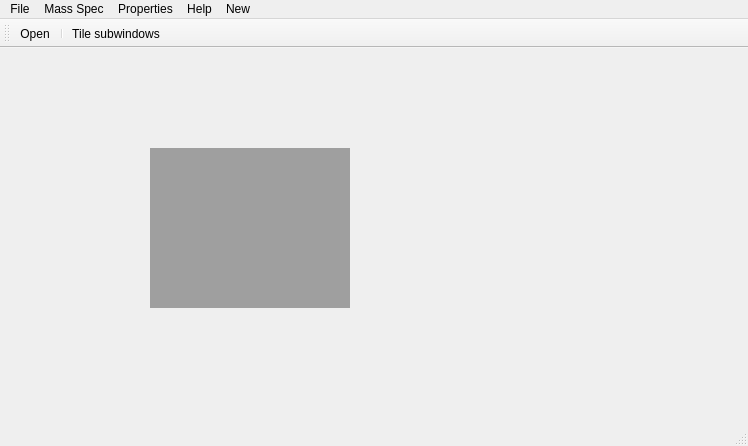
The window that mainwindow.ui (AlexChudinov/processRikenData) describes before a commit, drawn with Qt 5.
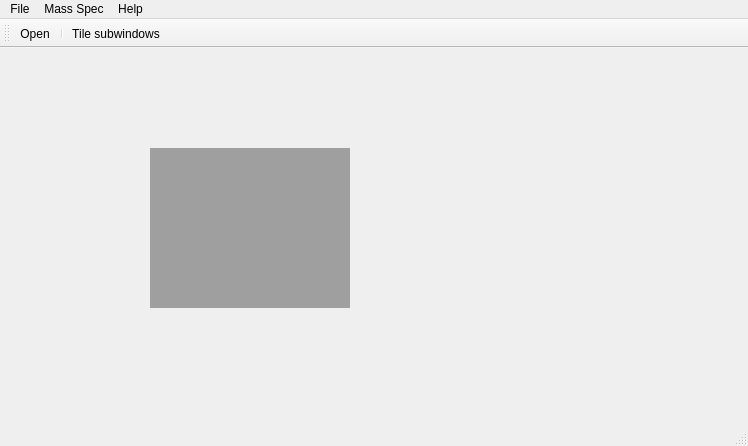
The same window after the commit. Icons and pictures are not drawn.

```diff
--- a/mainwindow.ui
+++ b/mainwindow.ui
@@ -42,14 +42,7 @@
     <property name="title">
      <string>File</string>
     </property>
-    <addaction name="actionOpenRikenDataFile"/>
-   </widget>
-   <widget class="QMenu" name="menuProperties">
-    <property name="title">
-     <string>Properties</string>
-    </property>
-    <addaction name="actionShowDataHeader"/>
-    <addaction name="actionShowDataProperties"/>
+    <addaction name="actionOpenDataFile"/>
    </widget>
    <widget class="QMenu" name="menuMass_Spec">
     <property name="title">
@@ -65,17 +58,9 @@
     <addaction name="actionCredits"/>
     <addaction name="actionAbout"/>
    </widget>
-   <widget class="QMenu" name="menuNew">
-    <property name="title">
-     <string>New</string>
-    </property>
-    <addaction name="actionnewFileOpen"/>
-   </widget>
    <addaction name="menuFile"/>
    <addaction name="menuMass_Spec"/>
-   <addaction name="menuProperties"/>
    <addaction name="menuAbout"/>
-   <addaction name="menuNew"/>
   </widget>
   <widget class="QToolBar" name="mainToolBar">
    <attribute name="toolBarArea">
```
Left out of the diff: 43 changed lines with no effect on the pictures.
